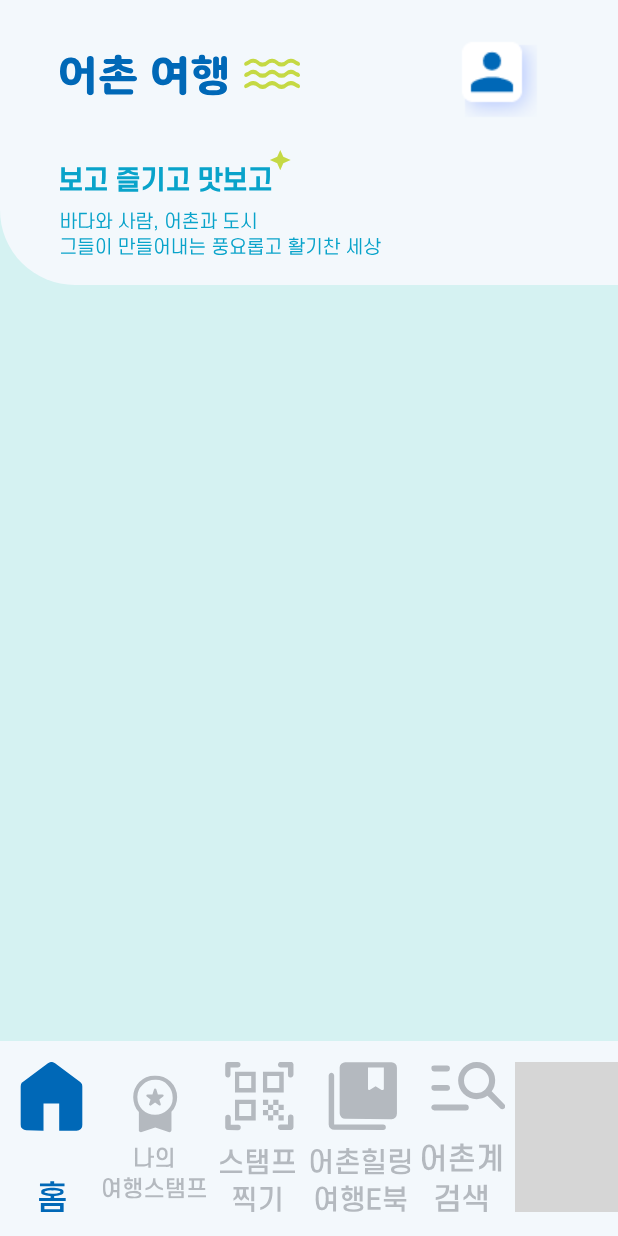
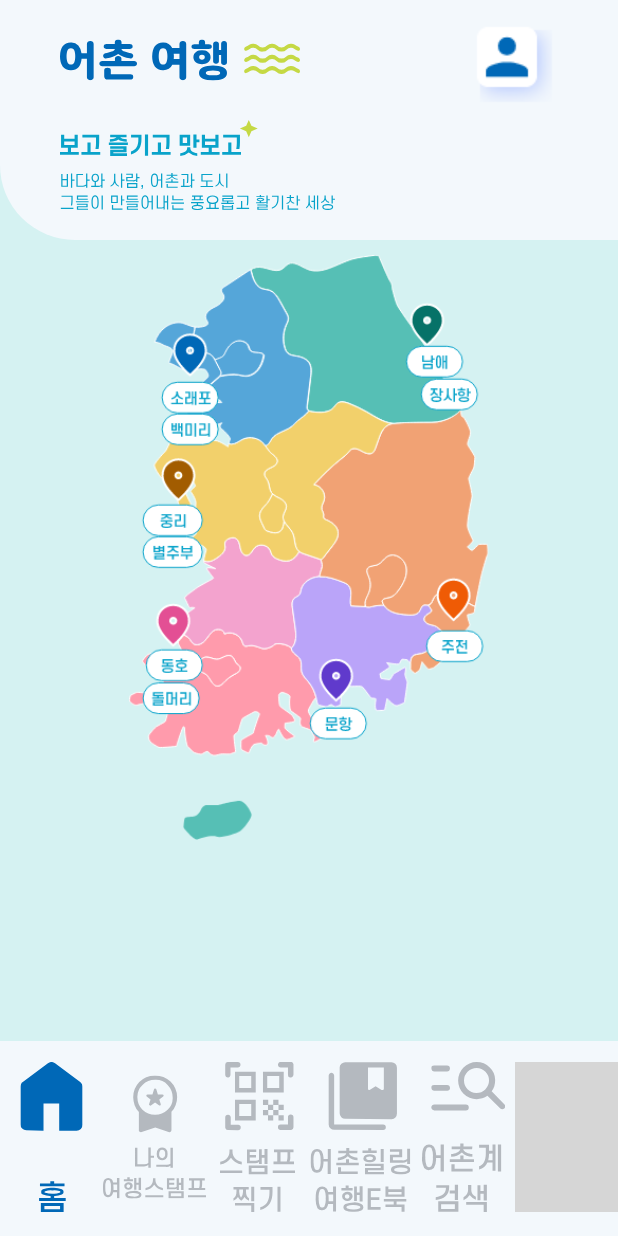
Before and after one commit to cotychunsik/SH-flutter, a Flutter app: the screen it shows after launch, on a phone screen of 412 x 824 dp. Run offline on Flutter 3.47's test engine with Material 2 defaults, Android fonts, the phone set to English and light mode, and no system bars; our stand-ins replace flutter_svg, get; project files that could hold a hidden picture were left out; grey boxes are pictures that could not be loaded.

Commit message:
svg파일일부수정

```diff
--- a/lib/src/App.dart
+++ b/lib/src/App.dart
@@ -17,7 +17,7 @@ class App extends GetView<BottomNavController> {
                Scaffold(
                backgroundColor: Color(0xffD5F2F2),
               appBar: AppBar(
-                toolbarHeight: 100,
+                toolbarHeight: 80,
                 titleSpacing: 20,
                 // shape: RoundedRectangleBorder(
                 //   borderRadius: BorderRadius.only(
@@ -50,6 +50,8 @@ class App extends GetView<BottomNavController> {
                   IndexedStack(
                     index: controller.pageIndex.value,
                     children: [
+                    Column(
+                      children: [
                         Container(
 
                           decoration: BoxDecoration(
@@ -62,7 +64,7 @@ class App extends GetView<BottomNavController> {
                           color: Color(0xffF3F8FC),
                         ),
 
-                      height: 90,
+                          height: 80,
                           width: double.infinity,
                           padding: EdgeInsets.only(
                             left: 40, bottom: 20,
@@ -70,18 +72,30 @@ class App extends GetView<BottomNavController> {
 
                           child:
                           SvgPicture.asset(Deco.subText,
-                        width: 100,
-                        alignment: Alignment.centerLeft, ),
+                            width: 150,
+                            alignment: Alignment.topLeft, ),
+
+                        ),
+                        Container(
+                          alignment: Alignment.center,
+                          height: 410,
+                          padding: EdgeInsets.all(10),
+                          child: Image.asset('assets/deco_elements/map.png',
+                          fit: BoxFit.contain, ),
+
+                        ),
+
+],
+                        ),
 
 
-
-
-                    ),
                     Container(
                       child: Center(child: Text('STAMP')),
                     ),
 
-
+                      Container(
+                        child: Center(child: Text('QRCODE')),
+                      ),
                     Container(
                       child: Center(child: Text('EBOOK')),
                     ),
@@ -91,9 +105,8 @@ class App extends GetView<BottomNavController> {
                       Container(
                         child: Center(child: Text('SHSEARCH')),
                       ),
-                    ]
+    ],
     ),
-
 
 
 
@@ -137,10 +150,9 @@ class App extends GetView<BottomNavController> {
                 ],
 
               ),
-
-
     ),
     ),
+
 
 
 
--- a/lib/src/controller/bottom_nav_controller.dart
+++ b/lib/src/controller/bottom_nav_controller.dart
@@ -1,7 +1,7 @@
 import 'dart:io';
 
 import 'package:contact/src/components/message_popup.dart';
-import 'package:contact/src/pages/upload.dart';
+import 'package:contact/src/pages/qrcode.dart';
 import 'package:flutter/material.dart';
 import 'package:get/get.dart';
 
@@ -26,7 +26,7 @@ class BottomNavController extends GetxController {
     var page = PageName.values[value];
     switch (page) {
       case PageName.QRCODE:
-        Get.to(() => const Upload());
+        Get.to(() => const QrCode());
         break;
       case PageName.HOME:
       case PageName.STAMP:
--- a/lib/src/pages/upload.dart
+++ b/lib/src/pages/qrcode.dart
@@ -2,8 +2,8 @@
 
 import 'package:flutter/material.dart';
 
-class Upload extends StatelessWidget {
-  const Upload({Key? key}) : super(key: key);
+class QrCode extends StatelessWidget {
+  const QrCode({Key? key}) : super(key: key);
 
   @override
   Widget build(BuildContext context) {
--- a/pubspec.yaml
+++ b/pubspec.yaml
@@ -60,6 +60,7 @@ flutter:
     - assets/icx/
     - assets/icx_text/
     - assets/deco_elements/
+    - assets/button/
 
   # The following line ensures that the Material Icons font is
   # included with your application, so that you can use the icons in
```
Also changed, not shown: assets/deco_elements/map.png (added). Lines whose indentation alone changed are shown as unchanged.
